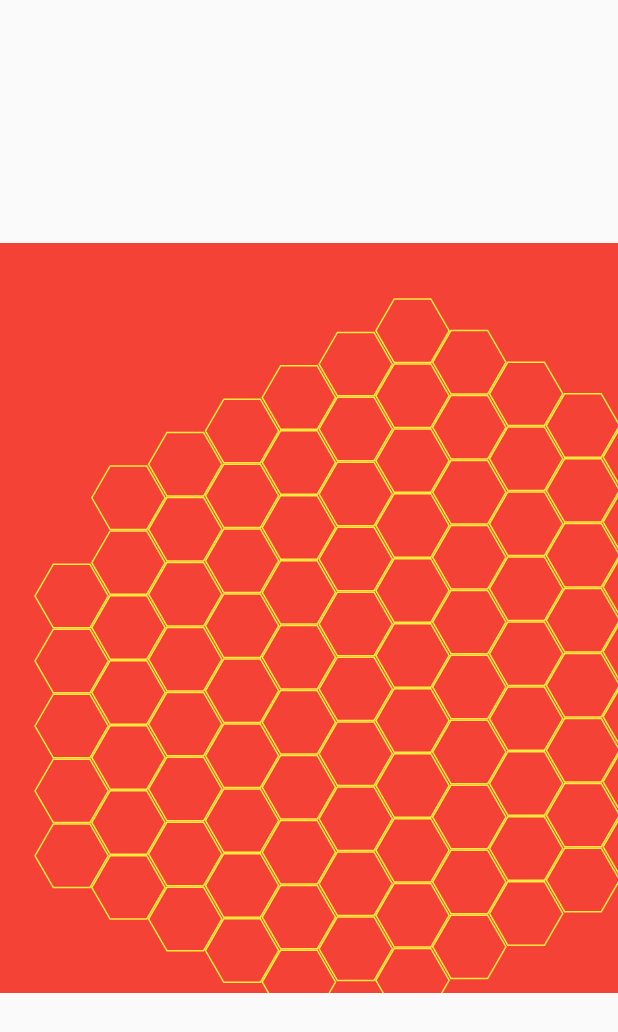
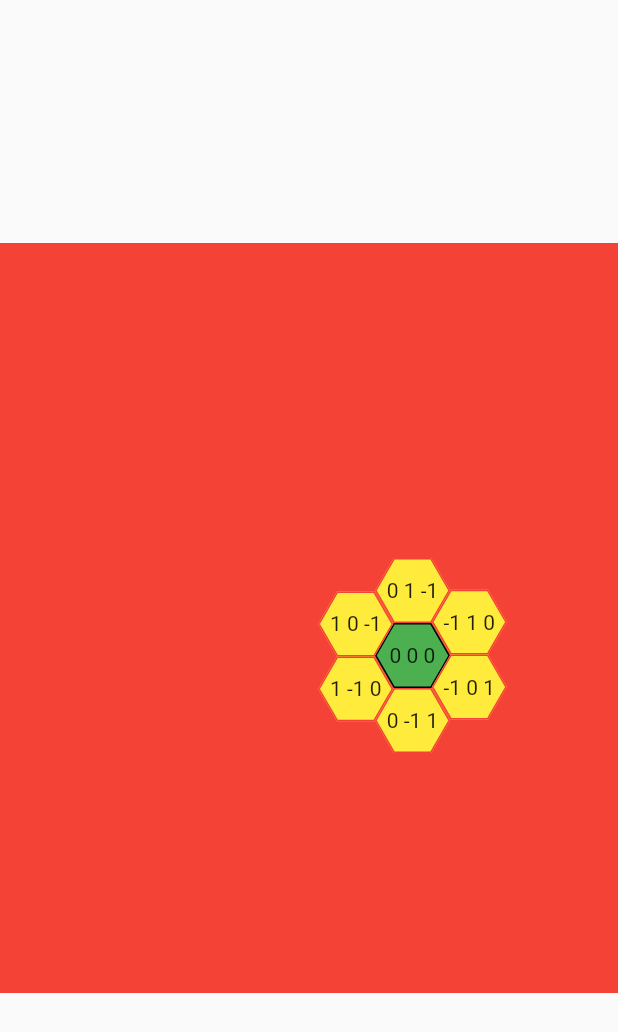
Before and after one commit to gladimdim/locadesertahex, a Flutter app: the screen it shows after launch, on a phone screen of 412 x 824 dp. Shown: the top 1032 px of the screen. Run offline on Flutter 3.47's test engine with Material 2 defaults, Android fonts, the phone set to English and light mode, and no system bars.

Commit message:
Added abilityto own and set visible for hexes.

```diff
--- a/lib/components/hex_clipper.dart
+++ b/lib/components/hex_clipper.dart
@@ -14,13 +14,13 @@ class HexClipper extends CustomClipper<Path> {
     Point center = Point(size.width / 2, size.height / 2);
 
     Path path = Path();
-    var point = point_hex_corner(center, size.width / 2, 0);
+    var point = pointHexCorner(center, size.width / 2, 0);
     path.moveTo(point.x, point.y);
     for (var i = 1; i < 6; i++) {
-      point = point_hex_corner(center, size.width / 2, i);
+      point = pointHexCorner(center, size.width / 2, i);
       path.lineTo(point.x, point.y);
     }
-    point = point_hex_corner(center, size.width / 2, 0);
+    point = pointHexCorner(center, size.width / 2, 0);
     path.lineTo(point.x, point.y);
     path.close();
     return path;
@@ -30,7 +30,7 @@ class HexClipper extends CustomClipper<Path> {
   bool shouldReclip(CustomClipper<Path> oldClipper) => false;
 }
 
-Point point_hex_corner(Point center, double size, int i) {
+Point pointHexCorner(Point center, double size, int i) {
   var angleDeg = 60 * i;
   var angleRad = pi / 180 * angleDeg;
   return Point(
@@ -54,13 +54,13 @@ class HexPainter extends CustomPainter {
       ..style = PaintingStyle.stroke;
 
     Path path = Path();
-    var point = point_hex_corner(center, size.width / 2, 0);
+    var point = pointHexCorner(center, size.width / 2, 0);
     path.moveTo(point.x, point.y);
     for (var i = 1; i < 6; i++) {
-      point = point_hex_corner(center, size.width / 2, i);
+      point = pointHexCorner(center, size.width / 2, i);
       path.lineTo(point.x, point.y);
     }
-    point = point_hex_corner(center, size.width / 2, 0);
+    point = pointHexCorner(center, size.width / 2, 0);
     path.lineTo(point.x, point.y);
     path.close();
     canvas.drawPath(path, paint);
--- a/lib/components/hex_item.dart
+++ /dev/null
@@ -1,86 +0,0 @@
-import 'dart:math';
-
-import 'package:flutter/material.dart';
-import 'package:locadesertahex/components/hex_clipper.dart';
-import 'package:locadesertahex/models/cube.dart';
-
-class HexItem extends StatefulWidget {
-  final Cube cube;
-  final Point center;
-  final double size;
-
-  HexItem({this.center, this.cube, this.size,});
-
-  @override
-  _HexItemState createState() => _HexItemState();
-}
-
-class _HexItemState extends State<HexItem> {
-  bool owned = false;
-  @override
-  Widget build(BuildContext context) {
-    var point = cube_to_axial(widget.cube);
-    return Positioned(
-      left: widget.center.x.toDouble() - widget.size * 3/4 * widget.cube.x.toDouble() * 1.01,
-      top: widget.center.y.toDouble() - widget.size * sin(pi * 60 / 180) * widget.cube.y - widget.size / 2.4 * widget.cube.x.toDouble() * 1.01,
-      child: SizedBox(
-        width: widget.size,
-        height: widget.size,
-        child: ClipPath(
-          child: InkWell(
-            hoverColor: Colors.white.withAlpha(0),
-            splashColor: Colors.white.withAlpha(0),
-            highlightColor: Colors.white.withAlpha(0),
-            child: CustomPaint(
-              // child: Container(color: Colors.blue),
-              foregroundPainter: HexPainter(
-                color: owned ? Colors.black : Colors.yellow,
-              ),
-            ),
-            onTap: () {
-              setState(() {
-                owned = !owned;
-              });
-            },
-          ),
-          clipper: const HexClipper(),
-        ),
-      ),
-    );
-  }
-
-  get left {
-    var point = cube_to_axial(widget.cube);
-    return widget.center.x + widget.size * 3 / 4 * point.x;
-  }
-
-  get top {
-    var point = cube_to_axial(widget.cube);
-    return widget.center.y + height() * point.y;
-  }
-
-  double height() {
-    return sin(60 * pi / 180) * widget.size;
-  }
-
-  get offsetY {
-    return (widget.cube.x + widget.cube.z * 0.5 - widget.cube.z/2) * widget.size * 2.0;
-  }
-
-  Point cube_to_axial(Cube cube) {
-    return Point(cube.x, cube.z);
-  }
-
-  Cube axial_to_cube(Point hex) {
-    var x = hex.x;
-    var z = hex.y;
-    var y = -x - z;
-    return Cube(x, y, z);
-  }
-
-  Point pointy_hex_to_pixel(Point hex) {
-    var x = widget.size * (3 / 2 * hex.x);
-    var y = widget.size * (sqrt(3) / 2 * hex.x + sqrt(3) * hex.y);
-    return Point(x, y);
-  }
-}
--- /dev/null
+++ b/lib/components/hex_item_tile.dart
@@ -0,0 +1,101 @@
+import 'dart:math';
+
+import 'package:flutter/material.dart';
+import 'package:locadesertahex/components/hex_clipper.dart';
+import 'package:locadesertahex/models/hex.dart';
+
+class HexItemTile extends StatefulWidget {
+  final Hex hex;
+  final Point center;
+  final double size;
+  final VoidCallback onPress;
+
+  HexItemTile({this.center, this.hex, this.size, this.onPress});
+
+  @override
+  _HexItemTileState createState() => _HexItemTileState();
+}
+
+class _HexItemTileState extends State<HexItemTile> {
+  bool owned = false;
+
+  @override
+  Widget build(BuildContext context) {
+    return Positioned(
+      left: left,
+      top: top,
+      child: Container(
+        child: ClipPath(
+          child: InkWell(
+            hoverColor: Colors.white.withAlpha(0),
+            splashColor: Colors.white.withAlpha(0),
+            highlightColor: Colors.white.withAlpha(0),
+            child: Stack(
+              children: [
+                Container(
+                  width: widget.size,
+                  height: widget.size,
+                  color: widget.hex.owned ? Colors.green : widget.hex.visible ? Colors.yellow : Colors.grey,
+                  child: CustomPaint(
+                    // child: Container(color: Colors.blue),
+                    foregroundPainter: HexPainter(
+                      color: widget.hex.owned ? Colors.black : Colors.red,
+                    ),
+                  ),
+                ),
+                Positioned.fill(
+                  child: Align(
+                    alignment: Alignment.center,
+                    child: Text(
+                      widget.hex.toHash(),
+                    ),
+                  ),
+                ),
+              ],
+            ),
+            onTap: widget.hex.visible ? widget.onPress : null,
+          ),
+          clipper: const HexClipper(),
+        ),
+      ),
+    );
+  }
+
+  get left {
+    return widget.center.x.toDouble() -
+        widget.size * 3 / 4 * widget.hex.x.toDouble() * 1.01;
+  }
+
+  get top {
+    return widget.center.y.toDouble() -
+        widget.size * sin(pi * 60 / 180) * widget.hex.y -
+        widget.size / 2.4 * widget.hex.x.toDouble() * 1.01;
+  }
+
+  double height() {
+    return sin(60 * pi / 180) * widget.size;
+  }
+
+  get offsetY {
+    return (widget.hex.x + widget.hex.z * 0.5 - widget.hex.z / 2) *
+        widget.size *
+        2.0;
+  }
+
+  Point cubeToAxial(Hex cube) {
+    return Point(cube.x, cube.z);
+  }
+
+  Hex axialToCube(Point hex) {
+    var x = hex.x;
+    var z = hex.y;
+    var y = -x - z;
+    return Hex(x, y, z);
+  }
+
+  Point pointyHexToPixel(Point hex) {
+    var x = widget.size * (3 / 2 * hex.x);
+    var y = widget.size * (sqrt(3) / 2 * hex.x + sqrt(3) * hex.y);
+    return Point(x, y);
+  }
+}
--- a/lib/components/hex_surface.dart
+++ b/lib/components/hex_surface.dart
@@ -1,15 +1,15 @@
-import 'dart:collection';
 import 'dart:math';
 
 import 'package:flutter/material.dart';
-import 'package:locadesertahex/components/hex_item.dart';
-import 'package:locadesertahex/models/cube.dart';
+import 'package:locadesertahex/components/hex_item_tile.dart';
+import 'package:locadesertahex/models/map_storage.dart';
 
 class HexSurface extends StatefulWidget {
   final double dimension;
   final double size;
+  final MapStorage storage;
 
-  HexSurface({this.dimension, this.size});
+  HexSurface({this.dimension, this.size, this.storage});
 
   @override
   _HexSurfaceState createState() => _HexSurfaceState();
@@ -29,38 +29,21 @@ class _HexSurfaceState extends State<HexSurface> {
             color: Colors.red,
           ),
         ),
-        ...MapStorage.generateCubes(100).map((cube) {
-          return HexItem(
-              cube: cube,
+        ...widget.storage.asList().map(
+          (hex) {
+            return HexItemTile(
+              hex: hex,
               size: size,
-              center: Point(dimension / 2, dimension / 2));
-        }).toList(),
+              center: Point(dimension / 2, dimension / 2),
+              onPress: () {
+                setState(() {
+                  widget.storage.ownHex(hex);
+                });
+              },
+            );
+          },
+        ).toList(),
       ],
     );
   }
 }
-
-class MapStorage {
-  Map<String, Cube> map;
-
-  MapStorage({this.map});
-
-  static List<Cube> generateCubes(int amount) {
-    var counter = 0;
-    Map<String, Cube> map = {};
-    var start = Cube(0, 0, 0);
-    Queue<Cube> queue = Queue.from([start]);
-
-    while (queue.isNotEmpty && counter < amount) {
-      Cube next = queue.removeFirst();
-      if (map[next.toHash()] != null) {
-        continue;
-      }
-      var neighbours = next.allNeighbours();
-      queue.addAll(neighbours);
-      map[next.toHash()] = next;
-      counter++;
-    }
-    return map.values.toList();
-  }
-}
--- a/lib/main.dart
+++ b/lib/main.dart
@@ -1,8 +1,7 @@
 import 'package:flutter/material.dart';
-import 'package:locadesertahex/components/hex_clipper.dart';
-import 'dart:math';
 
 import 'package:locadesertahex/components/hex_surface.dart';
+import 'package:locadesertahex/models/map_storage.dart';
 
 void main() {
   runApp(MyApp());
@@ -34,7 +33,7 @@ class MyHomePage extends StatefulWidget {
 class _MyHomePageState extends State<MyHomePage> {
   final double size = 50;
   final double dimension = 500;
-
+  final MapStorage map = MapStorage.generate();
   @override
   Widget build(BuildContext context) {
     return Scaffold(
@@ -42,6 +41,7 @@ class _MyHomePageState extends State<MyHomePage> {
         child: HexSurface(
           dimension: dimension,
           size: size,
+          storage: map,
         ),
       ),
     );
--- a/lib/models/cube.dart
+++ /dev/null
@@ -1,60 +0,0 @@
-class Cube {
-  final int x;
-  final int y;
-  final int z;
-
-  Cube(this.x, this.y, this.z);
-
-  Cube toRightBottom() {
-    toDirection(0);
-  }
-
-  Cube toBottom() {
-    toDirection(1);
-  }
-
-  Cube toLeftBottom() {
-    toDirection(2);
-  }
-
-
-  Cube toLeftTop() {
-    toDirection(3);
-  }
-
-
-  Cube toTop() {
-    toDirection(4);
-  }
-
-
-  Cube toRightTop() {
-    toDirection(5);
-  }
-
-  Cube toDirection(int i) {
-    var shift = directions[i];
-    return Cube(x + shift.x, y + shift.y, z + shift.z);
-  }
-
-  Cube toCube(Cube cube) {
-    return Cube(x + cube.x, y + cube.y, z + cube.z);
-  }
-
-  static List<Cube> directions = [
-    Cube(1, -1, 0), Cube(1, 0, -1), Cube(0, 1, -1),
-    Cube(-1, 1, 0), Cube(-1, 0, 1), Cube(0, -1, 1),
-  ];
-
-  List<Cube> allNeighbours() {
-    return directions.map((cube) => this.toCube(cube)).toList();
-  }
-
-  String toHash() {
-    return "$x $y $z";
-  }
-
-  toString() {
-    return "Cube($x $y $z)";
-  }
-}
--- /dev/null
+++ b/lib/models/hex.dart
@@ -0,0 +1,63 @@
+class Hex {
+  final int x;
+  final int y;
+  final int z;
+  bool owned = false;
+  bool visible = false;
+
+  Hex(this.x, this.y, this.z);
+
+  Hex toRightBottom() {
+    toDirection(0);
+  }
+
+  Hex toBottom() {
+    return toDirection(1);
+  }
+
+  Hex toLeftBottom() {
+    return toDirection(2);
+  }
+
+  Hex toLeftTop() {
+    return toDirection(3);
+  }
+
+  Hex toTop() {
+    return toDirection(4);
+  }
+
+  Hex toRightTop() {
+    return toDirection(5);
+  }
+
+  Hex toDirection(int i) {
+    var shift = directions[i];
+    return Hex(x + shift.x, y + shift.y, z + shift.z);
+  }
+
+  Hex toCube(Hex cube) {
+    return Hex(x + cube.x, y + cube.y, z + cube.z);
+  }
+
+  static List<Hex> directions = [
+    Hex(1, -1, 0),
+    Hex(1, 0, -1),
+    Hex(0, 1, -1),
+    Hex(-1, 1, 0),
+    Hex(-1, 0, 1),
+    Hex(0, -1, 1),
+  ];
+
+  List<Hex> allNeighbours() {
+    return directions.map((cube) => this.toCube(cube)).toList();
+  }
+
+  String toHash() {
+    return "$x $y $z";
+  }
+
+  toString() {
+    return "Cube($x $y $z)";
+  }
+}
--- /dev/null
+++ b/lib/models/map_storage.dart
@@ -0,0 +1,68 @@
+import 'dart:collection';
+
+import 'package:locadesertahex/models/hex.dart';
+
+class MapStorage {
+  Map<String, Hex> map;
+
+  MapStorage({this.map});
+
+  void ownHex(Hex hex) {
+    map[hex.toHash()] = hex;
+    hex.owned = true;
+    hex.visible = true;
+    hex.allNeighbours().forEach((element) {
+      var item = getOrCreate(element);
+      item.visible = true;
+    });
+  }
+
+  void addHex(Hex hex) {
+    map[hex.toHash()] = hex;
+  }
+
+  Hex getOrCreate(Hex hex) {
+    var item = map[hex.toHash()];
+    if (item == null) {
+      addHex(hex);
+      item = hex;
+    }
+    return item;
+  }
+
+  List<Hex> asList() {
+    return map.values.toList();
+  }
+
+  static MapStorage generate() {
+    return MapStorage(map: MapStorage.generateCubes(7));
+  }
+
+  static Map<String, Hex> generateCubes(int amount) {
+    var counter = 0;
+    Map<String, Hex> map = {};
+    var start = Hex(0, 0, 0);
+    Queue<Hex> queue = Queue.from([start]);
+
+    while (queue.isNotEmpty && counter < amount) {
+      Hex next = queue.removeFirst();
+      if (map[next.toHash()] != null) {
+        continue;
+      }
+      var neighbours = next.allNeighbours();
+      queue.addAll(neighbours);
+      map[next.toHash()] = next;
+      counter++;
+    }
+
+    var first = map[Hex(0, 0, 0).toHash()];
+    first.visible = true;
+    first.owned = true;
+    var neighbours = first.allNeighbours();
+    neighbours.forEach((element) {
+      map[element.toHash()].visible = true;
+    });
+
+    return map;
+  }
+}
```
